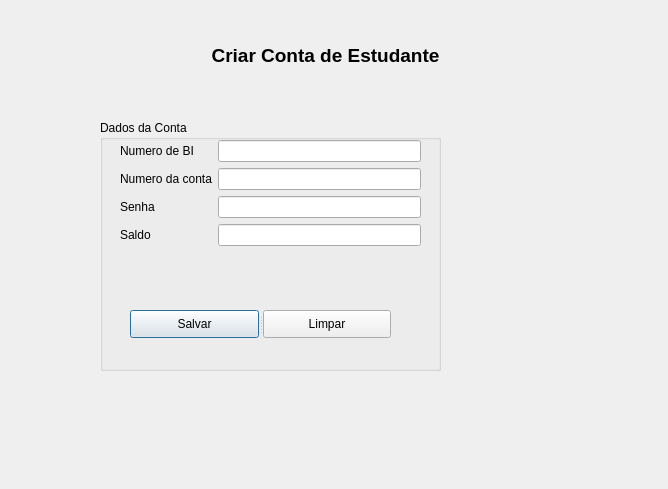
Old version of the form ProjectoCpp/frmconta.ui in the repository ltsaiete/conta-estudante.
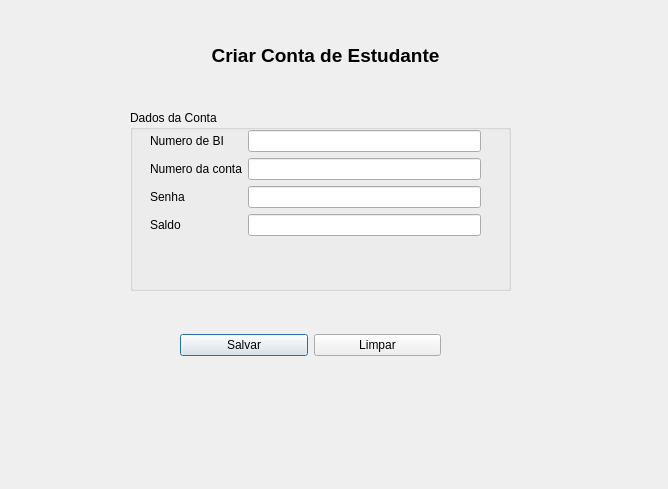
New version of the form.

Commit message: Fixed Validation in class Deposito

Patch:
```diff
--- a/ProjectoCpp/frmconta.ui
+++ b/ProjectoCpp/frmconta.ui
@@ -41,10 +41,10 @@
   <widget class="QGroupBox" name="groupBox">
    <property name="geometry">
     <rect>
-     <x>100</x>
-     <y>120</y>
-     <width>341</width>
-     <height>251</height>
+     <x>130</x>
+     <y>110</y>
+     <width>381</width>
+     <height>181</height>
     </rect>
    </property>
    <property name="title">
@@ -55,7 +55,7 @@
      <rect>
       <x>20</x>
       <y>20</y>
-      <width>301</width>
+      <width>331</width>
       <height>131</height>
      </rect>
     </property>
@@ -117,29 +117,32 @@
      </item>
     </layout>
    </widget>
-   <widget class="QSplitter" name="splitter">
+  </widget>
+  <widget class="QWidget" name="">
     <property name="geometry">
      <rect>
-      <x>30</x>
-      <y>190</y>
+     <x>180</x>
+     <y>330</y>
       <width>261</width>
-      <height>28</height>
-     </rect>
-    </property>
-    <property name="orientation">
-     <enum>Qt::Horizontal</enum>
-    </property>
+     <height>30</height>
+    </rect>
+   </property>
+   <layout class="QHBoxLayout" name="horizontalLayout">
+    <item>
     <widget class="QPushButton" name="btSalvar">
      <property name="text">
       <string>Salvar</string>
      </property>
     </widget>
+    </item>
+    <item>
     <widget class="QPushButton" name="btLimpar">
      <property name="text">
       <string>Limpar</string>
      </property>
     </widget>
-   </widget>
+    </item>
+   </layout>
   </widget>
  </widget>
  <resources/>
```
Lines whose indentation alone changed are shown as unchanged. The commit also changes 12 other files.
